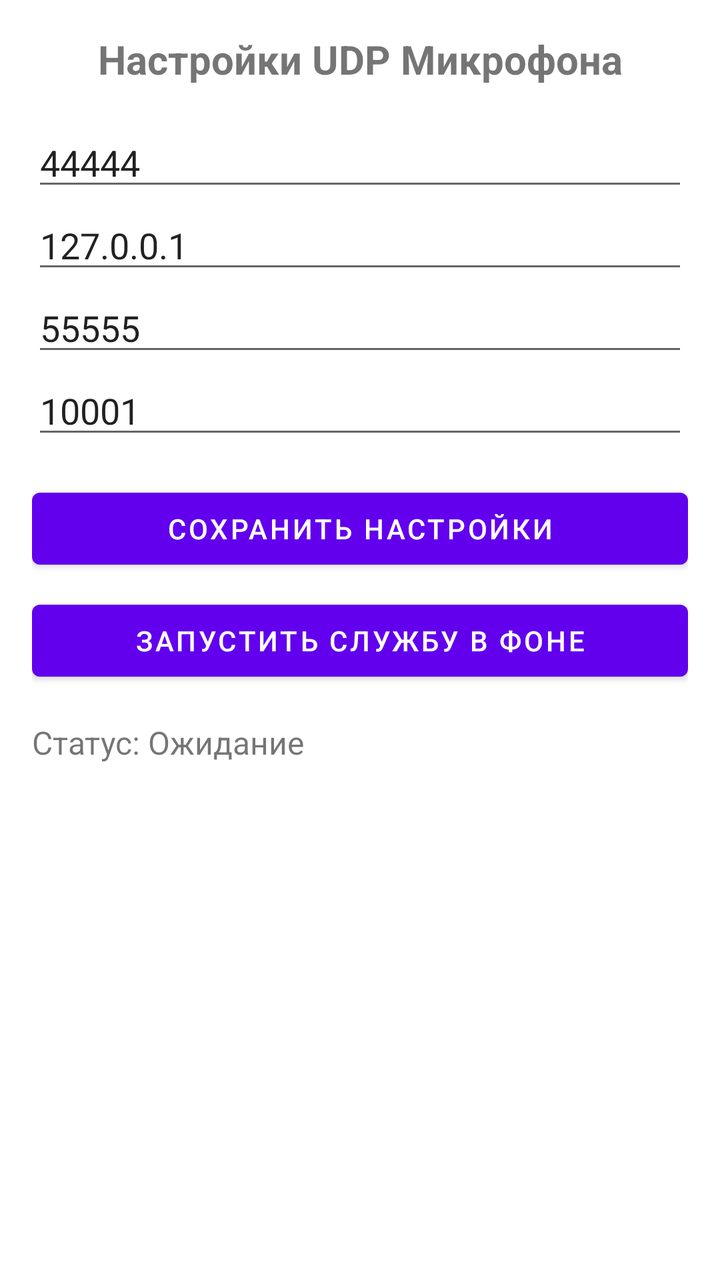
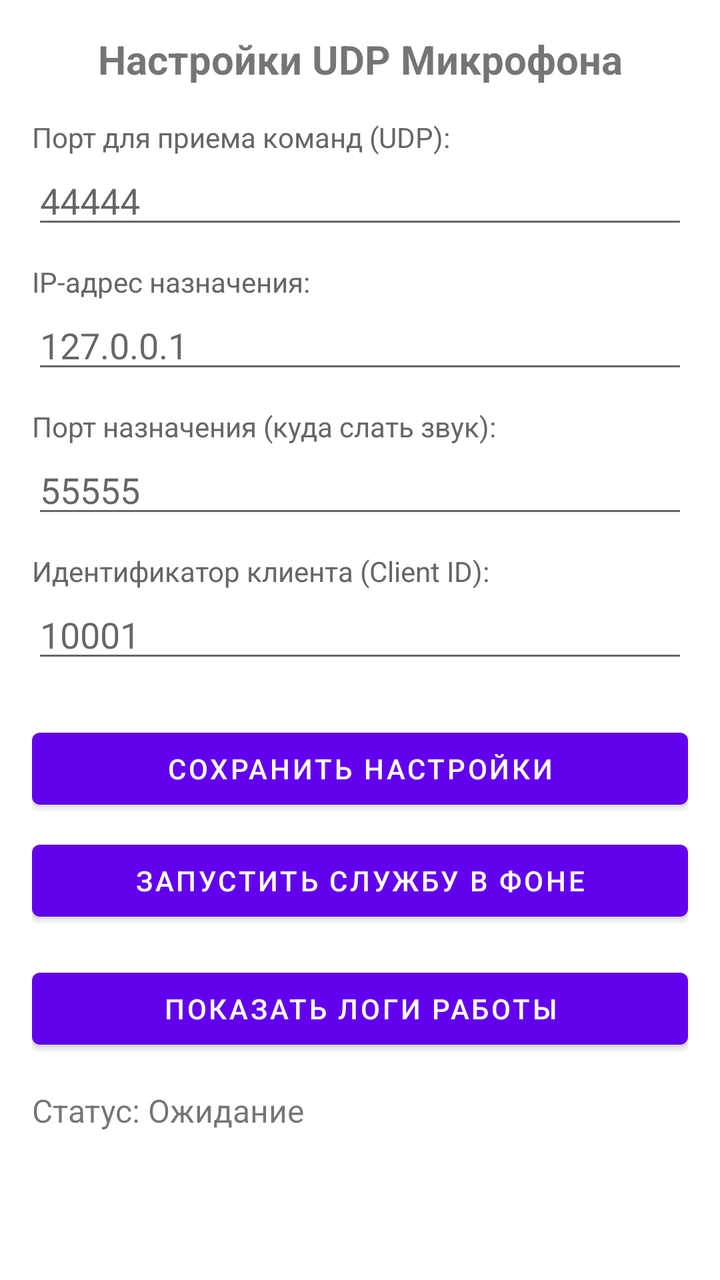

The first picture is an Android layout as it rendered before a commit; the second is the same layout after the commit. The layout source and the unified diff follow.
<!-- AndroidManifest.xml: application theme Theme.AndroidUdpMic -->
<!-- res/layout/activity_main.xml -->
<?xml version="1.0" encoding="utf-8"?>
<LinearLayout xmlns:android="http://schemas.android.com/apk/res/android"
    android:layout_width="match_parent"
    android:layout_height="match_parent"
    android:orientation="vertical"
    android:padding="16dp">

    <TextView
        android:layout_width="match_parent"
        android:layout_height="wrap_content"
        android:text="Настройки UDP Микрофона"
        android:textSize="20sp"
        android:textStyle="bold"
        android:gravity="center"
        android:layout_marginBottom="16dp"/>

    <EditText
        android:id="@+id/etCmdPort"
        android:layout_width="match_parent"
        android:layout_height="wrap_content"
        android:hint="Порт приема команд (44444)"
        android:inputType="number"
        android:text="44444" />

    <EditText
        android:id="@+id/etTargetIp"
        android:layout_width="match_parent"
        android:layout_height="wrap_content"
        android:hint="IP назначения (127.0.0.1)"
        android:inputType="text"
        android:text="127.0.0.1" />

    <EditText
        android:id="@+id/etTargetPort"
        android:layout_width="match_parent"
        android:layout_height="wrap_content"
        android:hint="Порт назначения (55555)"
        android:inputType="number"
        android:text="55555" />
        
    <EditText
        android:id="@+id/etClientId"
        android:layout_width="match_parent"
        android:layout_height="wrap_content"
        android:hint="Идентификатор клиента (10001)"
        android:inputType="number"
        android:text="10001" />

    <Button
        android:id="@+id/btnSave"
        android:layout_width="match_parent"
        android:layout_height="wrap_content"
        android:layout_marginTop="16dp"
        android:text="Сохранить настройки" />

    <Button
        android:id="@+id/btnStartService"
        android:layout_width="match_parent"
        android:layout_height="wrap_content"
        android:layout_marginTop="8dp"
        android:text="Запустить службу в фоне" />

    <TextView
        android:id="@+id/tvStatus"
        android:layout_width="match_parent"
        android:layout_height="wrap_content"
        android:layout_marginTop="16dp"
        android:text="Статус: Ожидание"
        android:textSize="16sp" />

</LinearLayout>
<!-- resources referenced by this layout -->
<resources>
  <style name="Theme.AndroidUdpMic" parent="Theme.MaterialComponents.DayNight.DarkActionBar">
          
          <item name="colorPrimary">@color/purple_500</item>
          <item name="colorPrimaryVariant">@color/purple_700</item>
          <item name="colorOnPrimary">@color/white</item>
          
          <item name="colorSecondary">@color/teal_200</item>
          <item name="colorSecondaryVariant">@color/teal_700</item>
          <item name="colorOnSecondary">@color/black</item>
          
          <item name="android:statusBarColor">?attr/colorPrimaryVariant</item>
      </style>
  <color name="purple_500">#FF6200EE</color>
  <color name="purple_700">#FF3700B3</color>
  <color name="white">#FFFFFFFF</color>
  <color name="teal_200">#FF03DAC5</color>
  <color name="teal_700">#FF018786</color>
  <color name="black">#FF000000</color>
</resources>

<!-- the commit's change to res/layout/activity_main.xml (unified diff, before → after) -->
@@ -1,71 +1,106 @@
 <?xml version="1.0" encoding="utf-8"?>
-<LinearLayout xmlns:android="http://schemas.android.com/apk/res/android"
+<ScrollView xmlns:android="http://schemas.android.com/apk/res/android"
     android:layout_width="match_parent"
     android:layout_height="match_parent"
-    android:orientation="vertical"
     android:padding="16dp">
 
-    <TextView
+    <LinearLayout
         android:layout_width="match_parent"
         android:layout_height="wrap_content"
-        android:text="Настройки UDP Микрофона"
-        android:textSize="20sp"
-        android:textStyle="bold"
-        android:gravity="center"
-        android:layout_marginBottom="16dp"/>
+        android:orientation="vertical">
 
-    <EditText
-        android:id="@+id/etCmdPort"
-        android:layout_width="match_parent"
-        android:layout_height="wrap_content"
-        android:hint="Порт приема команд (44444)"
-        android:inputType="number"
-        android:text="44444" />
+        <TextView
+            android:layout_width="match_parent"
+            android:layout_height="wrap_content"
+            android:text="Настройки UDP Микрофона"
+            android:textSize="20sp"
+            android:textStyle="bold"
+            android:gravity="center"
+            android:layout_marginBottom="16dp"/>
 
-    <EditText
-        android:id="@+id/etTargetIp"
-        android:layout_width="match_parent"
-        android:layout_height="wrap_content"
-        android:hint="IP назначения (127.0.0.1)"
-        android:inputType="text"
-        android:text="127.0.0.1" />
+        <TextView
+            android:layout_width="match_parent"
+            android:layout_height="wrap_content"
+            android:text="Порт для приема команд (UDP):"
+            android:textSize="14sp"
+            android:textColor="#666666" />
+        <EditText
+            android:id="@+id/etCmdPort"
+            android:layout_width="match_parent"
+            android:layout_height="wrap_content"
+            android:hint="44444"
+            android:inputType="number"
+            android:layout_marginBottom="12dp" />
 
-    <EditText
-        android:id="@+id/etTargetPort"
-        android:layout_width="match_parent"
-        android:layout_height="wrap_content"
-        android:hint="Порт назначения (55555)"
-        android:inputType="number"
-        android:text="55555" />
-        
-    <EditText
-        android:id="@+id/etClientId"
-        android:layout_width="match_parent"
-        android:layout_height="wrap_content"
-        android:hint="Идентификатор клиента (10001)"
-        android:inputType="number"
-        android:text="10001" />
+        <TextView
+            android:layout_width="match_parent"
+            android:layout_height="wrap_content"
+            android:text="IP-адрес назначения:"
+            android:textSize="14sp"
+            android:textColor="#666666" />
+        <EditText
+            android:id="@+id/etTargetIp"
+            android:layout_width="match_parent"
+            android:layout_height="wrap_content"
+            android:hint="127.0.0.1"
+            android:inputType="text"
+            android:layout_marginBottom="12dp" />
 
-    <Button
-        android:id="@+id/btnSave"
-        android:layout_width="match_parent"
-        android:layout_height="wrap_content"
-        android:layout_marginTop="16dp"
-        android:text="Сохранить настройки" />
+        <TextView
+            android:layout_width="match_parent"
+            android:layout_height="wrap_content"
+            android:text="Порт назначения (куда слать звук):"
+            android:textSize="14sp"
+            android:textColor="#666666" />
+        <EditText
+            android:id="@+id/etTargetPort"
+            android:layout_width="match_parent"
+            android:layout_height="wrap_content"
+            android:hint="55555"
+            android:inputType="number"
+            android:layout_marginBottom="12dp" />
+            
+        <TextView
+            android:layout_width="match_parent"
+            android:layout_height="wrap_content"
+            android:text="Идентификатор клиента (Client ID):"
+            android:textSize="14sp"
+            android:textColor="#666666" />
+        <EditText
+            android:id="@+id/etClientId"
+            android:layout_width="match_parent"
+            android:layout_height="wrap_content"
+            android:hint="10001"
+            android:inputType="number"
+            android:layout_marginBottom="24dp" />
 
-    <Button
-        android:id="@+id/btnStartService"
-        android:layout_width="match_parent"
-        android:layout_height="wrap_content"
-        android:layout_marginTop="8dp"
-        android:text="Запустить службу в фоне" />
+        <Button
+            android:id="@+id/btnSave"
+            android:layout_width="match_parent"
+            android:layout_height="wrap_content"
+            android:text="СОХРАНИТЬ НАСТРОЙКИ"
+            android:layout_marginBottom="8dp"/>
 
-    <TextView
-        android:id="@+id/tvStatus"
-        android:layout_width="match_parent"
-        android:layout_height="wrap_content"
-        android:layout_marginTop="16dp"
-        android:text="Статус: Ожидание"
-        android:textSize="16sp" />
+        <Button
+            android:id="@+id/btnStartService"
+            android:layout_width="match_parent"
+            android:layout_height="wrap_content"
+            android:text="ЗАПУСТИТЬ СЛУЖБУ В ФОНЕ"
+            android:layout_marginBottom="16dp"/>
 
-</LinearLayout>
+        <Button
+            android:id="@+id/btnLogs"
+            android:layout_width="match_parent"
+            android:layout_height="wrap_content"
+            android:text="ПОКАЗАТЬ ЛОГИ РАБОТЫ"
+            android:layout_marginBottom="16dp"/>
+
+        <TextView
+            android:id="@+id/tvStatus"
+            android:layout_width="match_parent"
+            android:layout_height="wrap_content"
+            android:text="Статус: Ожидание"
+            android:textSize="16sp" />
+
+    </LinearLayout>
+</ScrollView>
